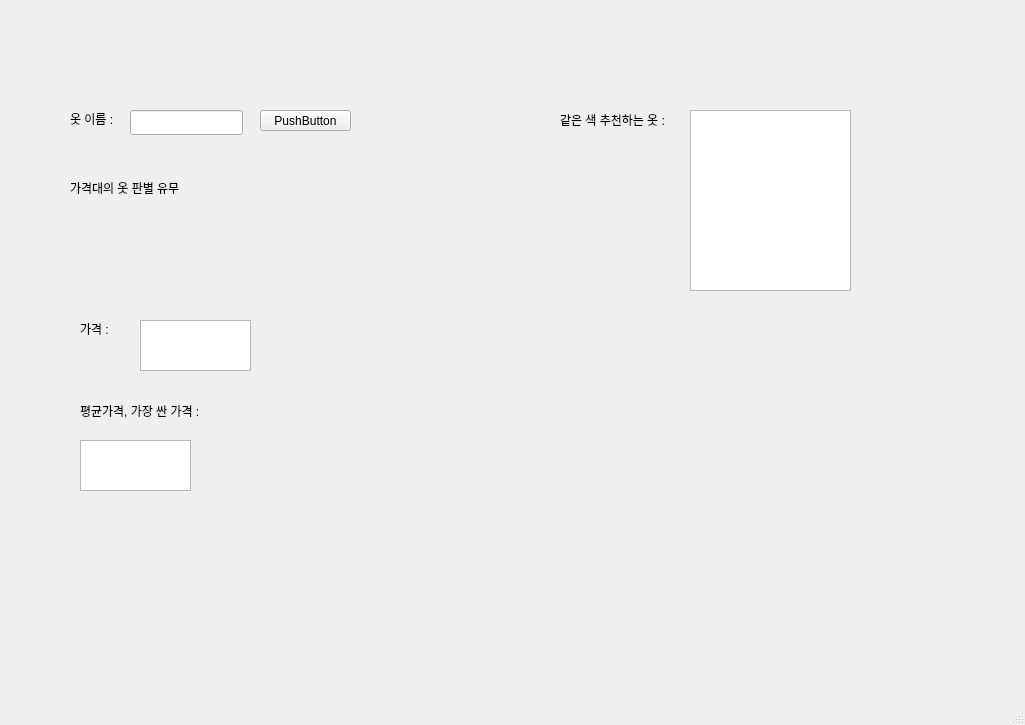
The window that project_situation/price_second_window.ui (Bakhyoungwoo/Opensource-destiny-) describes before a commit, drawn with Qt 5.
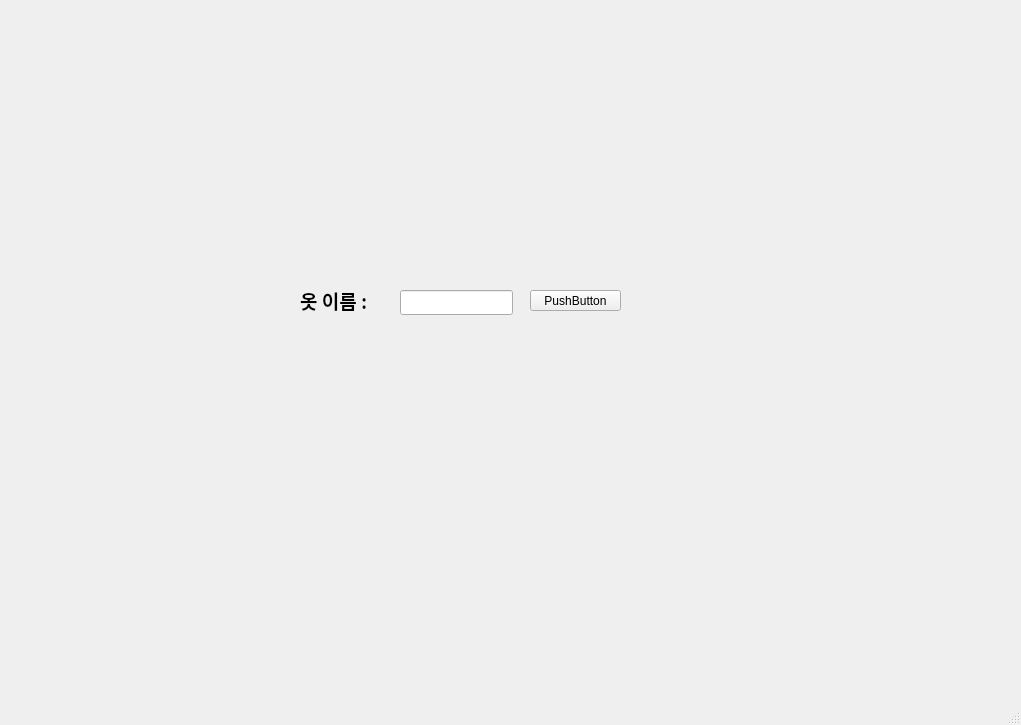
The same window after the commit.

Commit message: second_window_modify1

```diff
--- a/project_situation/price_second_window.ui
+++ b/project_situation/price_second_window.ui
@@ -6,7 +6,7 @@
    <rect>
     <x>0</x>
     <y>0</y>
-    <width>1025</width>
+				<width>1021</width>
     <height>725</height>
    </rect>
   </property>
@@ -17,12 +17,20 @@
    <widget class="QLabel" name="label">
     <property name="geometry">
      <rect>
-      <x>70</x>
-      <y>110</y>
-      <width>71</width>
-      <height>18</height>
-     </rect>
-    </property>
+						<x>300</x>
+						<y>290</y>
+						<width>91</width>
+						<height>21</height>
+					</rect>
+				</property>
+				<property name="font">
+					<font>
+						<family>맑은 고딕</family>
+						<pointsize>14</pointsize>
+						<weight>75</weight>
+						<bold>true</bold>
+					</font>
+				</property>
     <property name="text">
      <string>옷 이름 :</string>
     </property>
@@ -30,8 +38,8 @@
    <widget class="QLineEdit" name="lineEdit_sex">
     <property name="geometry">
      <rect>
-      <x>130</x>
-      <y>110</y>
+						<x>400</x>
+						<y>290</y>
       <width>113</width>
       <height>25</height>
      </rect>
@@ -40,8 +48,8 @@
    <widget class="QPushButton" name="pushButton">
     <property name="geometry">
      <rect>
-      <x>260</x>
-      <y>110</y>
+						<x>530</x>
+						<y>290</y>
       <width>91</width>
       <height>21</height>
      </rect>
@@ -50,88 +58,6 @@
      <string>PushButton</string>
     </property>
    </widget>
-   <widget class="QLabel" name="label_2">
-    <property name="geometry">
-     <rect>
-      <x>560</x>
-      <y>110</y>
-      <width>131</width>
-      <height>20</height>
-     </rect>
-    </property>
-    <property name="text">
-     <string>같은 색 추천하는 옷 : </string>
-    </property>
-   </widget>
-   <widget class="QTextEdit" name="textEdit">
-    <property name="geometry">
-     <rect>
-      <x>140</x>
-      <y>320</y>
-      <width>111</width>
-      <height>51</height>
-     </rect>
-    </property>
-   </widget>
-   <widget class="QLabel" name="label_3">
-    <property name="geometry">
-     <rect>
-      <x>80</x>
-      <y>320</y>
-      <width>71</width>
-      <height>18</height>
-     </rect>
-    </property>
-    <property name="text">
-     <string>가격 :</string>
-    </property>
-   </widget>
-   <widget class="QLabel" name="label_4">
-    <property name="geometry">
-     <rect>
-      <x>80</x>
-      <y>380</y>
-      <width>151</width>
-      <height>61</height>
-     </rect>
-    </property>
-    <property name="text">
-     <string>평균가격, 가장 싼 가격 :</string>
-    </property>
-   </widget>
-   <widget class="QTextEdit" name="textEdit_2">
-    <property name="geometry">
-     <rect>
-      <x>80</x>
-      <y>440</y>
-      <width>111</width>
-      <height>51</height>
-     </rect>
-    </property>
-   </widget>
-   <widget class="QTextEdit" name="textEdit_3">
-    <property name="geometry">
-     <rect>
-      <x>690</x>
-      <y>110</y>
-      <width>161</width>
-      <height>181</height>
-     </rect>
-    </property>
-   </widget>
-   <widget class="QLabel" name="label_5">
-    <property name="geometry">
-     <rect>
-      <x>70</x>
-      <y>180</y>
-      <width>171</width>
-      <height>16</height>
-     </rect>
-    </property>
-    <property name="text">
-     <string>가격대의 옷 판별 유무</string>
-    </property>
-   </widget>
   </widget>
   <widget class="QMenuBar" name="menubar">
    <property name="geometry">
```
Left out of the diff: 4 changed lines with no effect on the pictures. Lines whose indentation alone changed are shown as unchanged.
